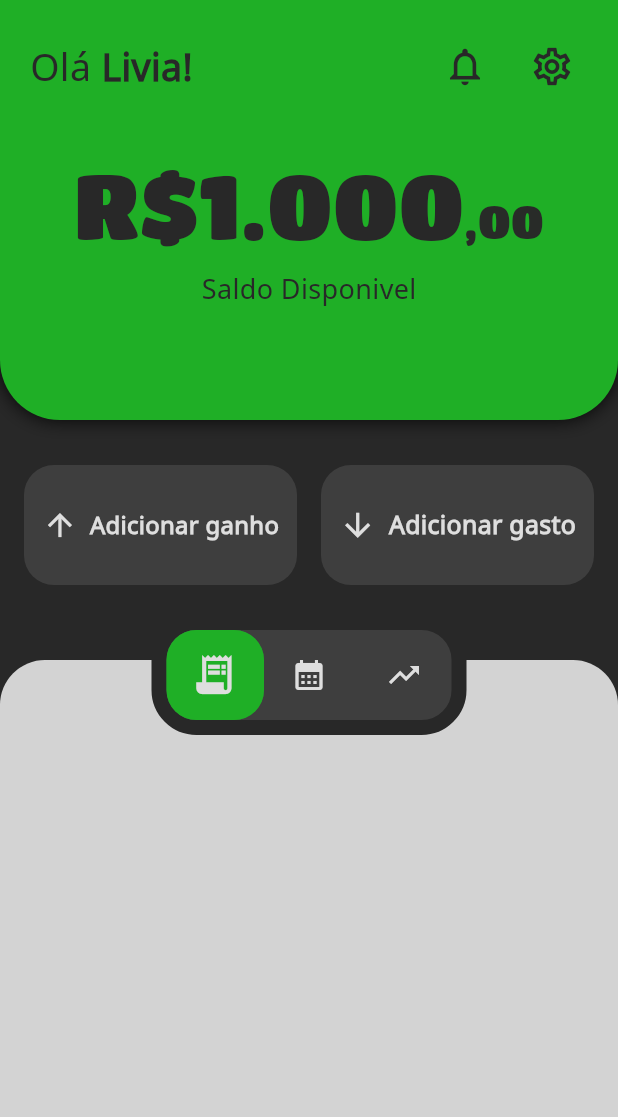
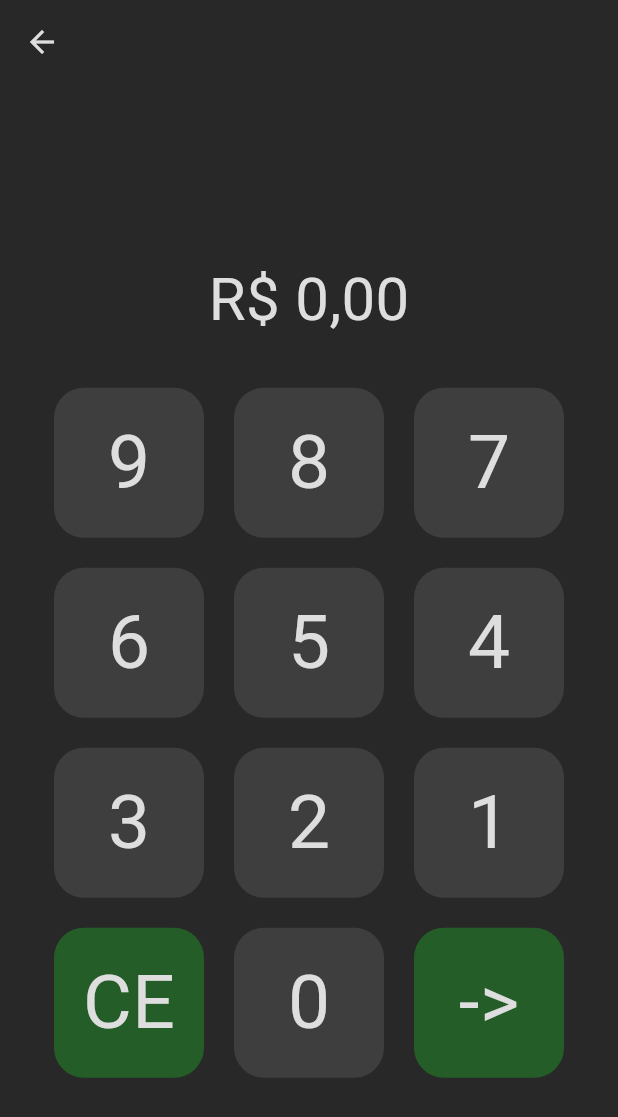
Before and after one commit to MarcoosDev/AppFinance, a Flutter app: the screen it shows after launch, after a tap on "Adicionar ganho", on a phone screen of 412 x 824 dp. Shown: the top 1117 px of the screen. Run offline on Flutter 3.47's test engine with Material 3 defaults, Android fonts, the phone set to English and light mode, and no system bars; our stand-ins replace flutter_svg, go_router; project files that could hold a hidden picture were left out.

Commit message:
Adição de dinheiro adicionada, porem sem dados persistentes

```diff
--- a/lib/routes/app_routes.dart
+++ b/lib/routes/app_routes.dart
@@ -1,7 +1,8 @@
 import 'package:app_financeiro_autoral/models/user_model.dart';
 import 'package:app_financeiro_autoral/config/enum_colors.dart';
-import 'package:app_financeiro_autoral/screens/add_expense/expense_screen.dart';
+import 'package:app_financeiro_autoral/screens/screens_moviments/add_expense/expense_screen.dart';
 import 'package:app_financeiro_autoral/screens/home/home_page.dart';
+import 'package:app_financeiro_autoral/screens/screens_moviments/add_gain/gain_screen.dart';
 import 'package:app_financeiro_autoral/screens/settings/settings.dart';
 import 'package:flutter/widgets.dart';
 import 'package:go_router/go_router.dart';
@@ -40,5 +41,26 @@ GoRouter router = GoRouter(
         },
       ),
     ),
+    GoRoute(
+      path: "/gain",
+      pageBuilder: (context, state) => CustomTransitionPage(
+        key: state.pageKey, // ← adicione isto
+        child: const GainScreen(),
+        transitionsBuilder: (context, animation, secondaryAnimation, child) {
+          final curva = CurvedAnimation(
+            parent: animation,
+            curve: Curves.easeOutCubic,
+            reverseCurve: Curves.easeInCubic,
+          );
+          return SlideTransition(
+            position: Tween(
+              begin: const Offset(0, 1),
+              end: Offset.zero,
+            ).animate(curva),
+            child: child,
+          );
+        },
+      ),
+    ),
   ],
 );
--- a/lib/screens/home/widgets/home_buttons/buttons_home.dart
+++ b/lib/screens/home/widgets/home_buttons/buttons_home.dart
@@ -15,7 +15,7 @@ class BottonsHomeCenter extends StatelessWidget {
             child: _HomeActionButton(
               icon: Icons.arrow_upward,
               label: "Adicionar ganho",
-              onTap: () {},
+              onTap: () => GoRouter.of(context).push("/gain"),
             ),
           ),
           const SizedBox(width: 16),
--- /dev/null
+++ b/lib/screens/screens_moviments/add_expense/expense_screen.dart
@@ -0,0 +1,46 @@
+import 'package:app_financeiro_autoral/routes/app_routes.dart';
+import 'package:app_financeiro_autoral/screens/screens_moviments/widgets/keypad_widget.dart';
+import 'package:flutter/material.dart';
+import 'package:app_financeiro_autoral/config/app_colors.dart';
+import 'package:go_router/go_router.dart';
+
+class ExpenseScreen extends StatefulWidget {
+  const ExpenseScreen({super.key});
+
+  @override
+  State<ExpenseScreen> createState() => _ExpenseScreenState();
+}
+
+class _ExpenseScreenState extends State<ExpenseScreen> {
+  int centavos = 0;
+  void _alterarVisor(Object mudanca) {
+    if (mudanca is String) {
+      if (mudanca == "CE") {
+        setState(() => centavos = 0);
+        return;
+      } else if (mudanca == "->") {
+        us.removerSaldo(centavos.toDouble() / 100);
+        GoRouter.of(context).pop();
+        return;
+      }
+    }
+
+    if (mudanca is int) {
+      final novo = centavos * 10 + mudanca;
+      if (novo > 99999999999) return;
+      setState(() => centavos = novo);
+    }
+  }
+
+  @override
+  Widget build(BuildContext context) {
+    return Scaffold(
+      appBar: AppBar(
+        backgroundColor: theme.background,
+        iconTheme: IconThemeData(color: theme.iconsButtonsFlutuant),
+      ),
+      backgroundColor: theme.background,
+      body: KeypadWidget(centavos: centavos, onTap: _alterarVisor),
+    );
+  }
+}
--- /dev/null
+++ b/lib/screens/screens_moviments/add_gain/gain_screen.dart
@@ -0,0 +1,46 @@
+import 'package:app_financeiro_autoral/routes/app_routes.dart';
+import 'package:app_financeiro_autoral/screens/screens_moviments/widgets/keypad_widget.dart';
+import 'package:flutter/material.dart';
+import 'package:app_financeiro_autoral/config/app_colors.dart';
+import 'package:go_router/go_router.dart';
+
+class GainScreen extends StatefulWidget {
+  const GainScreen({super.key});
+
+  @override
+  State<GainScreen> createState() => _GainScreenState();
+}
+
+class _GainScreenState extends State<GainScreen> {
+  int centavos = 0;
+  void _alterarVisor(Object mudanca) {
+    if (mudanca is String) {
+      if (mudanca == "CE") {
+        setState(() => centavos = 0);
+        return;
+      } else if (mudanca == "->") {
+        us.adicionarSaldo(centavos.toDouble() / 100);
+        GoRouter.of(context).pop();
+        return;
+      }
+    }
+
+    if (mudanca is int) {
+      final novo = centavos * 10 + mudanca;
+      if (novo > 99999999999) return;
+      setState(() => centavos = novo);
+    }
+  }
+
+  @override
+  Widget build(BuildContext context) {
+    return Scaffold(
+      appBar: AppBar(
+        backgroundColor: theme.background,
+        iconTheme: IconThemeData(color: theme.iconsButtonsFlutuant),
+      ),
+      backgroundColor: theme.background,
+      body: KeypadWidget(centavos: centavos, onTap: _alterarVisor),
+    );
+  }
+}
--- /dev/null
+++ b/lib/screens/screens_moviments/widgets/button_keypad_widget.dart
@@ -0,0 +1,35 @@
+import 'package:flutter/material.dart';
+import 'package:app_financeiro_autoral/config/app_colors.dart';
+
+class ButtonKeyPad extends StatelessWidget {
+  const ButtonKeyPad({super.key, required this.onTap, required this.label});
+  final Object label;
+  final Function onTap;
+  @override
+  Widget build(BuildContext context) {
+    return Padding(
+      padding: const EdgeInsets.all(10),
+      child: InkWell(
+        onTap: () => {onTap(label)},
+        borderRadius: BorderRadius.circular(20),
+        child: Ink(
+          width: 100,
+          height: 100,
+
+          decoration: BoxDecoration(
+            color: (label is int
+                ? theme.backgroundButtonsFlutuant
+                : theme.primary.withAlpha(100)),
+            borderRadius: BorderRadius.circular(20),
+          ),
+          child: Center(
+            child: Text(
+              label.toString(),
+              style: TextStyle(fontSize: 50, color: theme.iconsButtonsFlutuant),
+            ),
+          ),
+        ),
+      ),
+    );
+  }
+}
--- /dev/null
+++ b/lib/screens/screens_moviments/widgets/keypad_widget.dart
@@ -0,0 +1,66 @@
+import 'package:app_financeiro_autoral/screens/screens_moviments/widgets/button_keypad_widget.dart';
+import 'package:flutter/material.dart';
+import 'package:app_financeiro_autoral/config/app_colors.dart';
+import 'package:intl/intl.dart';
+
+class KeypadWidget extends StatefulWidget {
+  const KeypadWidget({super.key, required this.centavos, required this.onTap});
+  final int centavos;
+  final Function onTap;
+  @override
+  State<KeypadWidget> createState() => _KeypadWidgetState();
+}
+
+class _KeypadWidgetState extends State<KeypadWidget> {
+  final _fmt = NumberFormat.currency(locale: 'pt_BR', symbol: 'R\$');
+
+  @override
+  Widget build(BuildContext context) {
+    return Column(
+      mainAxisAlignment: MainAxisAlignment.center,
+      children: [
+        Padding(
+          padding: const EdgeInsets.all(20),
+          child: Text(
+            (_fmt.format(widget.centavos / 100)),
+            style: TextStyle(fontSize: 40, color: theme.iconsButtonsFlutuant),
+          ),
+        ),
+
+        Row(
+          mainAxisAlignment: MainAxisAlignment.center,
+          children: [
+            ButtonKeyPad(label: 9, onTap: widget.onTap),
+            ButtonKeyPad(label: 8, onTap: widget.onTap),
+            ButtonKeyPad(label: 7, onTap: widget.onTap),
+          ],
+        ),
+
+        Row(
+          mainAxisAlignment: MainAxisAlignment.center,
+          children: [
+            ButtonKeyPad(label: 6, onTap: widget.onTap),
+            ButtonKeyPad(label: 5, onTap: widget.onTap),
+            ButtonKeyPad(label: 4, onTap: widget.onTap),
+          ],
+        ),
+        Row(
+          mainAxisAlignment: MainAxisAlignment.center,
+          children: [
+            ButtonKeyPad(label: 3, onTap: widget.onTap),
+            ButtonKeyPad(label: 2, onTap: widget.onTap),
+            ButtonKeyPad(label: 1, onTap: widget.onTap),
+          ],
+        ),
+        Row(
+          mainAxisAlignment: MainAxisAlignment.center,
+          children: [
+            ButtonKeyPad(label: "CE", onTap: widget.onTap),
+            ButtonKeyPad(label: 0, onTap: widget.onTap),
+            ButtonKeyPad(label: "->", onTap: widget.onTap),
+          ],
+        ),
+      ],
+    );
+  }
+}
```
Also changed, not shown: lib/screens/screens_moviments/moviments_utils.dart (added).
